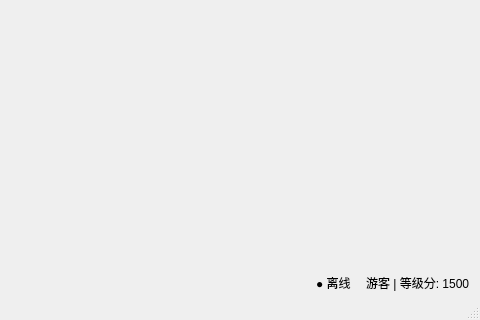
Before: the Qt Designer form ui/mainwindow.ui in Spreng624/Gomoku-frontend, drawn with Qt 5; both pictures show x 520 to 1000 and y 380 to 700 of the 1000 by 700 pixel window.
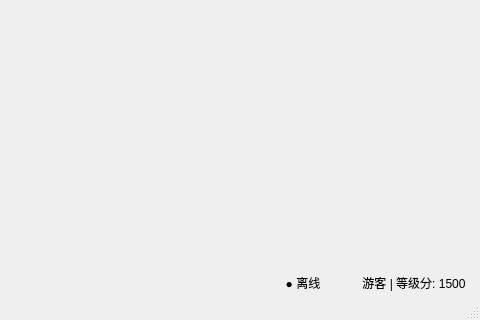
After: the same form once the commit is applied.

What changed in the file:
```diff
--- a/ui/mainwindow.ui
+++ b/ui/mainwindow.ui
@@ -188,17 +188,29 @@
         </spacer>
        </item>
        <item>
-        <widget class="QLabel" name="networkStatusLabel">
+        <widget class="QPushButton" name="networkStatusButton">
          <property name="text">
           <string>● 离线</string>
          </property>
+         <property name="flat">
+          <bool>true</bool>
+         </property>
+         <property name="cursor">
+          <cursorShape>PointingHandCursor</cursorShape>
+         </property>
         </widget>
        </item>
        <item>
-        <widget class="QLabel" name="userInfoLabel">
+        <widget class="QPushButton" name="userInfoButton">
          <property name="text">
           <string>游客 | 等级分: 1500</string>
          </property>
+         <property name="flat">
+          <bool>true</bool>
+         </property>
+         <property name="cursor">
+          <cursorShape>PointingHandCursor</cursorShape>
+         </property>
         </widget>
        </item>
       </layout>
```
